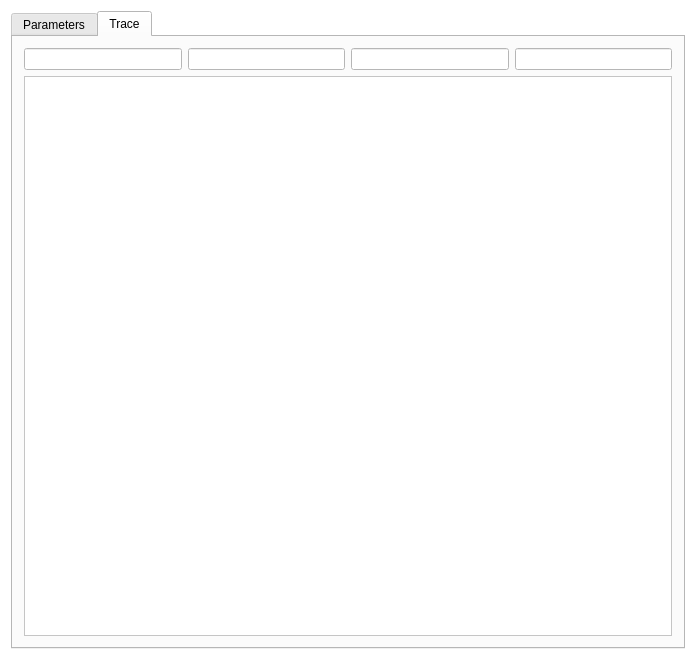
The window that src/qtapp/mainwindow.ui (PAMDeveloper/QtSamara) describes before a commit, drawn with Qt 5.
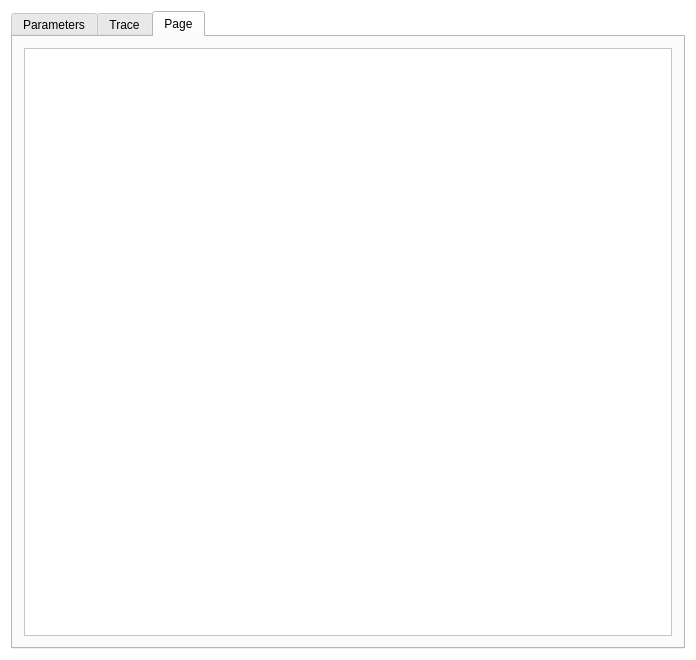
The same window after the commit.

Commit message: Removed artis, added comparison tableview, cleaned rSamara

```diff
--- a/src/qtapp/mainwindow.ui
+++ b/src/qtapp/mainwindow.ui
@@ -82,7 +82,7 @@
     <item>
      <widget class="QTabWidget" name="tabWidget">
       <property name="currentIndex">
-       <number>1</number>
+       <number>2</number>
       </property>
       <widget class="QWidget" name="parametersTab">
        <attribute name="title">
@@ -131,12 +131,22 @@
            </layout>
           </item>
           <item>
-           <widget class="QTextEdit" name="textEdit"/>
+           <widget class="QTableView" name="resultsTableView"/>
           </item>
          </layout>
         </item>
        </layout>
       </widget>
+      <widget class="QWidget" name="tab">
+       <attribute name="title">
+        <string>Page</string>
+       </attribute>
+       <layout class="QVBoxLayout" name="verticalLayout_3">
+        <item>
+         <widget class="QTableView" name="comparisonTableView"/>
+        </item>
+       </layout>
+      </widget>
      </widget>
     </item>
    </layout>
```
The commit also changes 92 other files.
